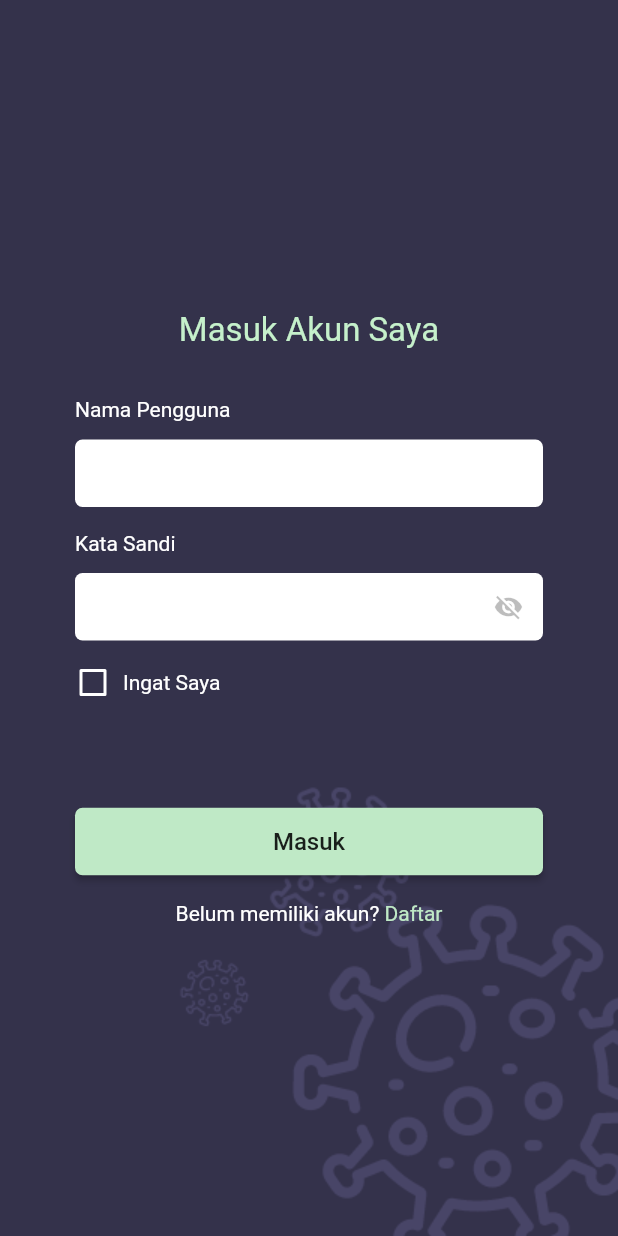
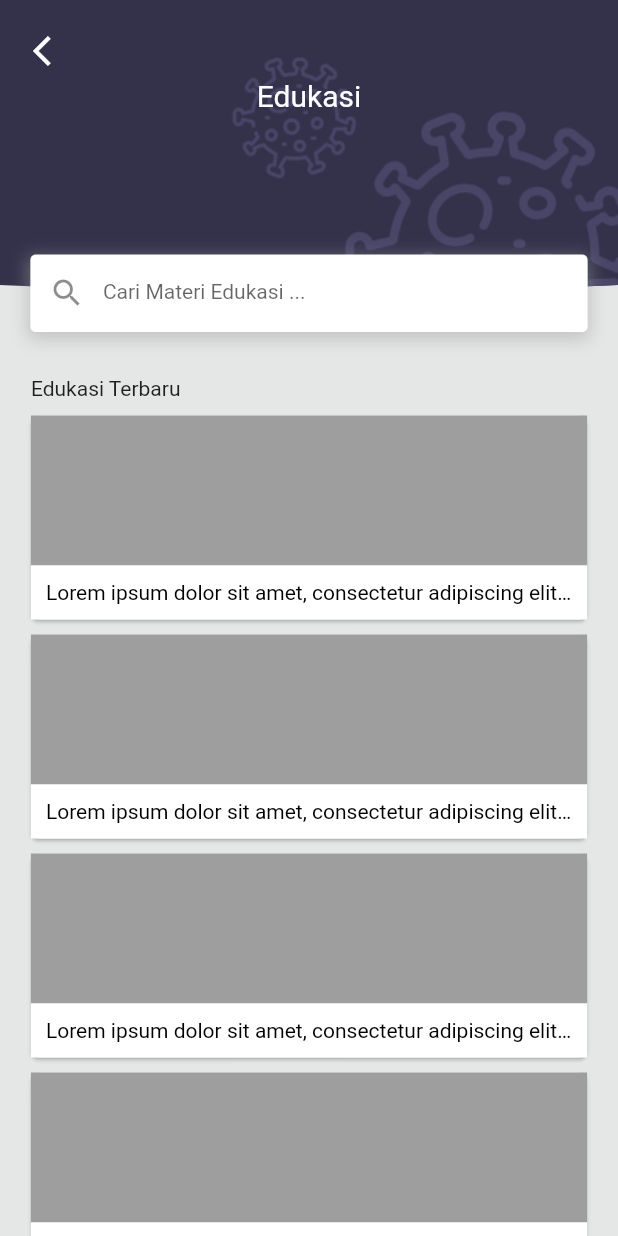
Before and after one commit to Mufidzz/SIMCOVID19, a Flutter app: the screen it shows after launch, on a phone screen of 412 x 824 dp. Run offline on Flutter 3.47's test engine with Material 2 defaults, Android fonts, the phone set to English and light mode, and no system bars; our stand-ins replace carousel_slider, flutter_calendar_carousel, google_maps_flutter.

Commit message:
Hello, World!

```diff
--- /dev/null
+++ b/lib/components/normalList/normal_list.dart
@@ -0,0 +1,106 @@
+import 'package:flutter/material.dart';
+
+import '../bgAtas/bgatas.dart';
+
+class NormalList extends StatefulWidget {
+  String mainTitle;
+  Icon prefixTextFieldIcon;
+  String hintTextField;
+  String subtitleText;
+  Widget generatorChild;
+
+  NormalList({@required this.mainTitle, this.prefixTextFieldIcon, this.hintTextField, @required this.subtitleText, @required this.generatorChild});
+
+  @override
+  _NormalListState createState() => _NormalListState();
+}
+
+class _NormalListState extends State<NormalList> {
+  String mainTitle;
+  String hintTextField;
+  String subtitleText;
+  Icon prefixTextFieldIcon;
+  Widget generatorChild;
+
+  @override
+  void initState() {
+    // TODO: implement initState
+    super.initState();
+    this.mainTitle = widget.mainTitle;
+    this.hintTextField = widget.hintTextField;
+    this.prefixTextFieldIcon = widget.prefixTextFieldIcon;
+    this.subtitleText = widget.subtitleText;
+    this.generatorChild = widget.generatorChild;
+  }
+
+  @override
+  Widget build(BuildContext context) {
+    return Container(
+      color: Color(0xFFE5E6E6),
+      child: SingleChildScrollView(
+        child: Column(
+          children: <Widget>[
+            BgAtas(
+              title: this.mainTitle,
+            ),
+            Container(
+              transform: Matrix4.translationValues(0, -30, 0),
+              width: MediaQuery.of(context).size.width * .9,
+              alignment: Alignment.bottomCenter,
+              decoration: BoxDecoration(
+                boxShadow: [
+                  BoxShadow(
+                    color: Colors.grey.withOpacity(0.5),
+                    spreadRadius: 2,
+                    blurRadius: 9,
+                    offset: Offset(0, 3), // changes position of shadow
+                  ),
+                ],
+              ),
+
+              child: TextField(
+                style: TextStyle(
+                  fontSize: 14,
+                  height: .8
+                ),
+                decoration: InputDecoration(
+                  prefixIcon: prefixTextFieldIcon,
+                    focusedBorder: border,
+                    border: border,
+                    enabledBorder: border,
+                    filled: true,
+                    fillColor: Colors.white,
+                    hintText: hintTextField),
+              ),
+            ),
+            Container(
+              alignment: Alignment.centerLeft,
+              padding: EdgeInsets.only(
+                left: MediaQuery.of(context).size.width * .05,
+                right: MediaQuery.of(context).size.width * .05,
+                bottom: 10
+              ),
+              child: Text(subtitleText),
+            ),
+            Container(
+              padding: EdgeInsets.only(
+                  left: MediaQuery.of(context).size.width * .05,
+                  right: MediaQuery.of(context).size.width * .05,
+              ),
+              child: generatorChild
+            )
+          ],
+        ),
+      ),
+    );
+  }
+
+  final border = OutlineInputBorder(
+      borderRadius: BorderRadius.all(Radius.circular(3)),
+      borderSide: BorderSide(
+        color: Colors.white,
+        width: 0.0
+      )
+  );
+
+}
--- /dev/null
+++ b/lib/config/globalConfig.dart
@@ -0,0 +1,3 @@
+class CONFIG {
+  static String API_URL = 'http://192.168.1.4';
+}
--- a/lib/main.dart
+++ b/lib/main.dart
@@ -9,8 +9,13 @@ import 'package:simcovid19id/views/case_map/case_map.dart';
 import 'package:simcovid19id/views/dashboard/dashboard.dart';
 import 'package:simcovid19id/views/dashboard/home/home.dart';
 import 'package:simcovid19id/views/dashboard/user_account/useraccount.dart';
+import 'package:simcovid19id/views/education/education.dart';
 import 'package:simcovid19id/views/near_hospital/near_hospital.dart';
+import 'package:simcovid19id/views/protocol/protocol.dart';
+import 'package:simcovid19id/views/regulation/regulation.dart';
+import 'components/normalList/normal_list.dart';
 import 'views/dashboard/dashboard.dart';
+import 'views/news/all_news/allnews.dart';
 import 'views/splashscreen/splashscreen.dart';
 
 void main() => runApp(MyApp());
@@ -27,7 +32,7 @@ class MyApp extends StatelessWidget {
       child: MaterialApp(
         debugShowCheckedModeBanner: false,
         home: Scaffold(
-          body: SplashScreen(),
+          body: Education(),
         ),
       ),
     );
--- /dev/null
+++ b/lib/views/education/components/card_tile.dart
@@ -0,0 +1,35 @@
+import 'package:flutter/material.dart';
+
+class EducationCardTile extends StatelessWidget {
+  @override
+  Widget build(BuildContext context) {
+    return Card(
+      shape: RoundedRectangleBorder(
+        borderRadius: BorderRadius.circular(5.0),
+      ),
+      color: Colors.white,
+      margin: EdgeInsets.only(left: 0, right: 0, bottom: 10),
+      child: Column(
+        children: <Widget>[
+          Container(
+            height: 100,
+            color: Colors.grey,
+          ),
+          Container(
+            padding: EdgeInsets.all(10),
+            color: Colors.white,
+            child: Column(
+              children: <Widget>[
+                RichText(
+                  text: TextSpan(style: TextStyle(color: Colors.black),text: 'Lorem ipsum dolor sit amet, consectetur adipiscing elit, sed do eiusmod tempor incididunt ut labore et dolore'),
+                  overflow: TextOverflow.ellipsis,
+                  maxLines: 1,
+                )
+              ],
+            ),
+          )
+        ],
+      ),
+    );
+  }
+}
--- /dev/null
+++ b/lib/views/education/education.dart
@@ -0,0 +1,25 @@
+import 'package:flutter/material.dart';
+import 'package:simcovid19id/components/normalList/normal_list.dart';
+import 'package:simcovid19id/views/education/components/card_tile.dart';
+
+class Education extends StatefulWidget {
+  @override
+  _EducationState createState() => _EducationState();
+}
+
+class _EducationState extends State<Education> {
+  @override
+  Widget build(BuildContext context) {
+    return NormalList(
+      mainTitle: "Edukasi",
+      subtitleText: "Edukasi Terbaru",
+      hintTextField: "Cari Materi Edukasi ...",
+      prefixTextFieldIcon: Icon(Icons.search),
+      generatorChild: Column(
+        children: List.generate(10, (index) {
+          return EducationCardTile();
+        }),
+      ),
+    );
+  }
+}
```
Also changed, not shown: lib/views/protocol/components/card_tile.dart (added, +40 -0 lines), lib/views/protocol/protocol.dart (added, +25 -0 lines), lib/views/regulation/components/card_tile.dart (added, +40 -0 lines), lib/views/regulation/regulation.dart (added, +25 -0 lines), pubspec.lock.
